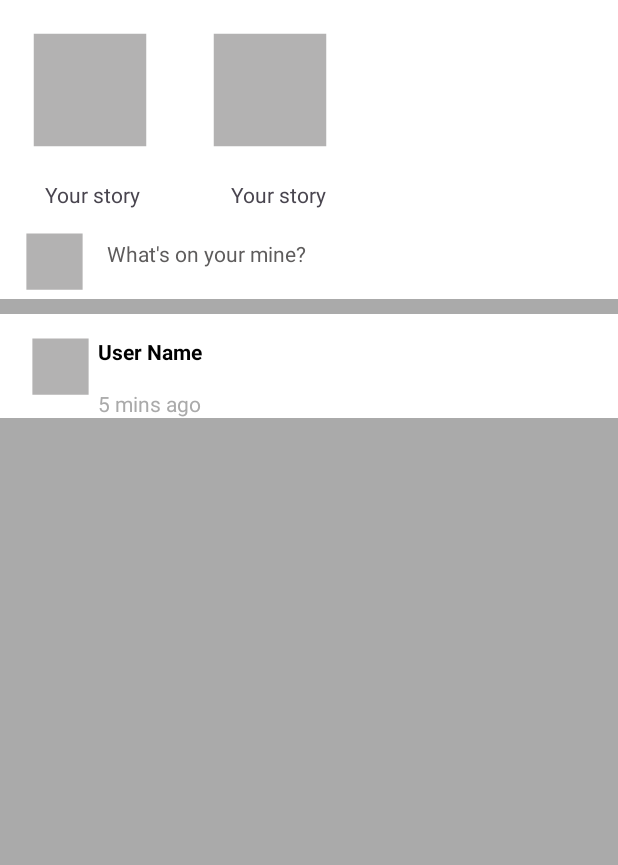
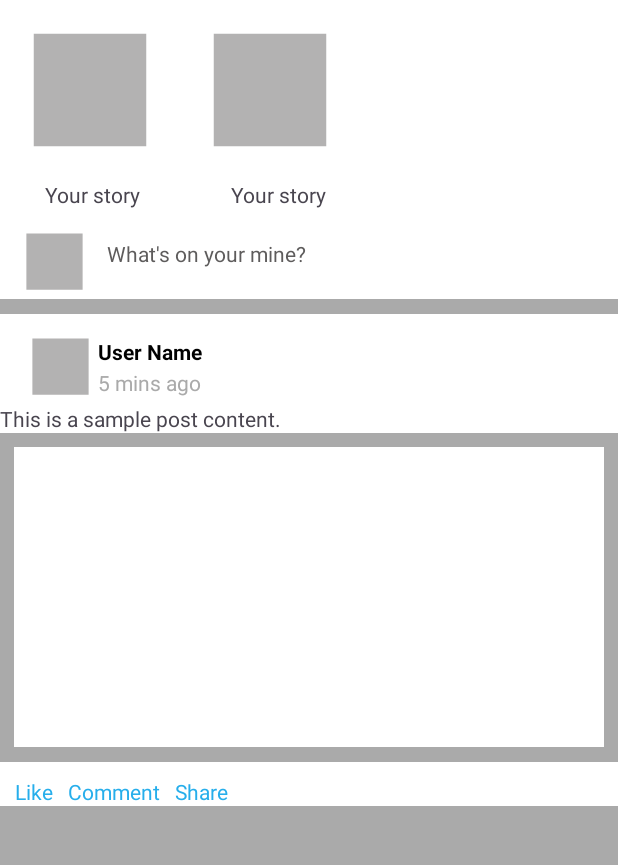
Before and after one commit to Afiyotegy/Facebook-Page, an Android app: the screen it shows after launch (MainActivity), on a phone screen of 412 x 824 dp, the part 82-947 px from its top. Run offline under Robolectric (Android 15) with nearby library versions, the phone set to English and light mode, and no system bars.

Commit message:
Project finished

```diff
--- a/app/src/main/res/layout/activity_main.xml
+++ b/app/src/main/res/layout/activity_main.xml
@@ -120,9 +120,63 @@
         <TextView
             android:layout_width="wrap_content"
             android:layout_height="wrap_content"
-            android:layout_marginTop="15dp"
+            android:layout_marginTop="1dp"
             android:textColor="#aaaaaa"
             android:text="5 mins ago"/>
         </LinearLayout>
     </LinearLayout>
+
+    <TextView
+        android:layout_width="match_parent"
+        android:layout_height="wrap_content"
+        android:background="#ffffff"
+        android:text="This is a sample post content."
+        />
+
+    <ImageView
+        android:layout_width="match_parent"
+        android:layout_height="200dp"
+        android:background="#ffffff"
+        android:layout_marginLeft="9dp"
+        android:layout_marginRight="9dp"
+        android:layout_marginTop="9dp"
+        />
+
+    <LinearLayout
+        android:layout_width="match_parent"
+        android:layout_height="wrap_content"
+        android:orientation="horizontal"
+        android:background="#ffffff"
+
+        android:layout_marginTop="10dp">
+
+        <TextView
+            android:layout_width="wrap_content"
+            android:layout_height="wrap_content"
+            android:layout_marginLeft="10dp"
+            android:layout_marginTop="10dp"
+            android:background="#ffffff"
+            android:text="Like"
+            android:textColor="#26AEEB" />
+
+        <TextView
+            android:layout_width="wrap_content"
+            android:layout_height="wrap_content"
+            android:layout_marginLeft="10dp"
+            android:layout_marginTop="10dp"
+            android:background="#ffffff"
+            android:text="Comment"
+            android:textColor="#26AEEB" />
+
+        <TextView
+            android:layout_width="wrap_content"
+            android:layout_height="wrap_content"
+            android:layout_marginLeft="10dp"
+            android:layout_marginTop="10dp"
+            android:background="#ffffff"
+            android:text="Share"
+            android:textColor="#26AEEB" />
+
+
+    </LinearLayout>
 </LinearLayout>
```
